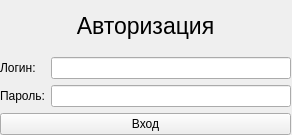
sofia-on-air/librarian, file LoginForm.ui: the form before one commit.
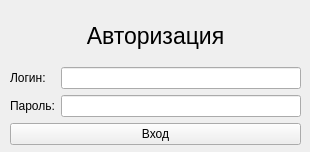
The form after the commit.

The edit to the form file:
```diff
--- a/LoginForm.ui
+++ b/LoginForm.ui
@@ -6,18 +6,18 @@
    <rect>
     <x>0</x>
     <y>0</y>
-    <width>292</width>
-    <height>135</height>
+    <width>310</width>
+    <height>152</height>
    </rect>
   </property>
   <property name="windowTitle">
    <string>Библиотекарь</string>
   </property>
-  <widget class="QWidget" name="">
+  <widget class="QWidget" name="layoutWidget">
    <property name="geometry">
     <rect>
-     <x>0</x>
-     <y>0</y>
+     <x>10</x>
+     <y>10</y>
      <width>291</width>
      <height>135</height>
     </rect>
```
